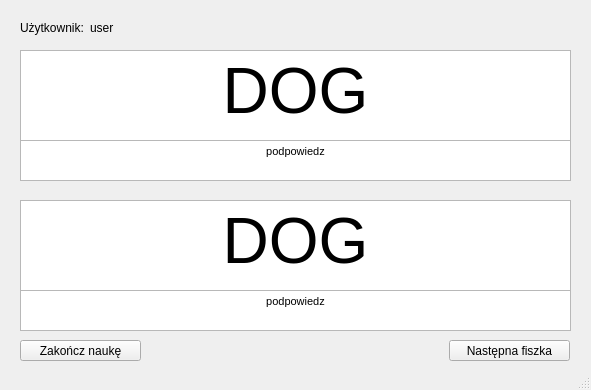
This is fiszkimainwindow.ui in DarkRaven255/Fiszki as Qt 5 draws it before an edit. The edited form follows.
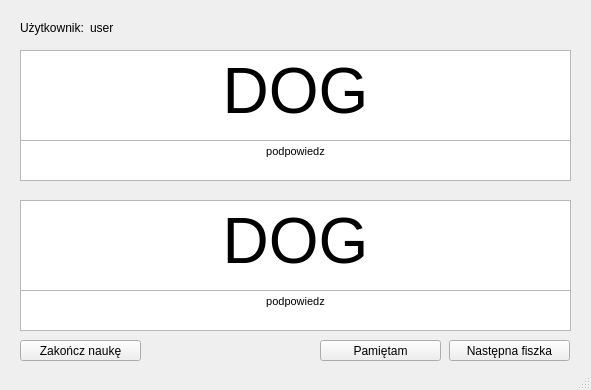
This is the edited form.

The edit to the form file:
```diff
--- a/fiszkimainwindow.ui
+++ b/fiszkimainwindow.ui
@@ -246,6 +246,19 @@
        <string>Zakończ naukę</string>
       </property>
      </widget>
+     <widget class="QPushButton" name="rememberBtn">
+      <property name="geometry">
+       <rect>
+        <x>330</x>
+        <y>340</y>
+        <width>121</width>
+        <height>21</height>
+       </rect>
+      </property>
+      <property name="text">
+       <string>Pamiętam</string>
+      </property>
+     </widget>
     </widget>
     <widget class="QWidget" name="app">
      <widget class="QTextBrowser" name="questionTextBrowser">
```
